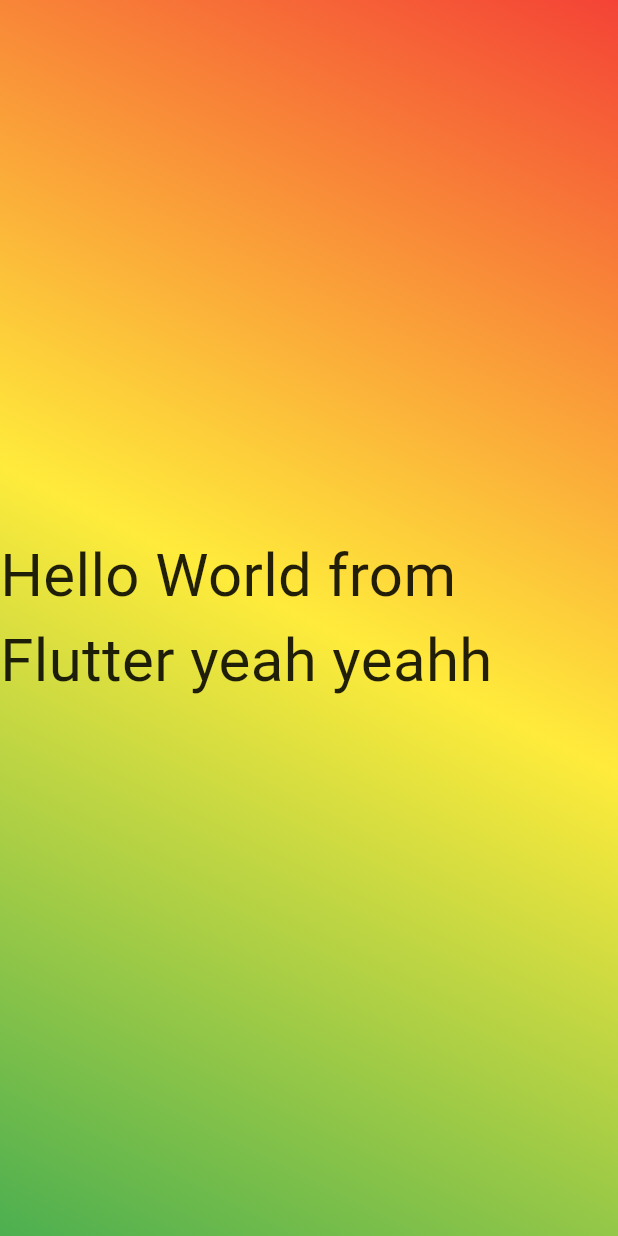
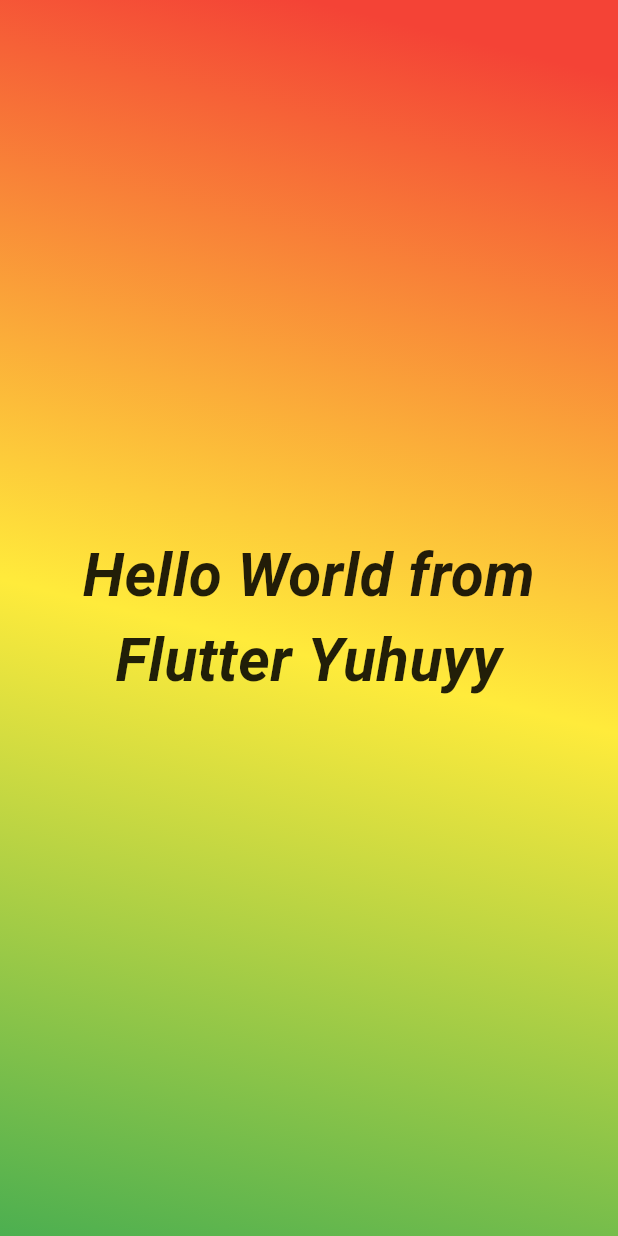
Before and after one commit to Ariumboro730Li/dart_roll_dice, a Flutter app: the screen it shows after launch, on a phone screen of 412 x 824 dp. Run offline on Flutter 3.47's test engine with Material 3 defaults, Android fonts, the phone set to English and light mode, and no system bars; Roboto replaces fonts that are missing (Times New Roman).

Commit message:
add widget : styledText

```diff
--- /dev/null
+++ b/lib/gradient_container.dart
@@ -0,0 +1,34 @@
+import 'package:flutter/material.dart';
+import 'package:roll_dice_app/styled_text.dart';
+
+// This is the main application widget.
+class GradientContainer extends StatelessWidget {
+  // GradientContainer({key}): super(key: key);
+  const GradientContainer({super.key});
+
+  @override
+  /// Builds a Container widget with a gradient background
+  /// that transitions from red, to yellow, to green.
+  ///
+  /// The gradient begins at the top right of the container
+  /// and ends at the bottom left.
+  ///
+  /// The Container also has a child Text widget that is
+  /// centered in the Container and displays the text
+  /// "Hello World from Flutter yeah yeahh" in black
+  /// 40-point font with a font family of "Times New Roman".
+  Widget build(context) {
+    return Container(
+      decoration: BoxDecoration(
+        gradient: LinearGradient(
+          colors: [Colors.red, Colors.yellow, Colors.green],
+          begin: Alignment.topCenter,
+          end: Alignment.bottomLeft,
+        ),
+      ),
+      child: Center(
+        child: StyledText()
+      ),
+    );
+  }
+}
--- a/lib/main.dart
+++ b/lib/main.dart
@@ -1,4 +1,5 @@
 import 'package:flutter/material.dart';
+import 'package:roll_dice_app/gradient_container.dart';
 
 void main() {
   runApp(
@@ -9,42 +10,3 @@ void main() {
     ),
   );
 }
-
-// This is the main application widget.
-class GradientContainer extends StatelessWidget {
-  // GradientContainer({key}): super(key: key);
-  const GradientContainer({super.key});
-
-  @override
-  /// Builds a Container widget with a gradient background
-  /// that transitions from red, to yellow, to green.
-  ///
-  /// The gradient begins at the top right of the container
-  /// and ends at the bottom left.
-  ///
-  /// The Container also has a child Text widget that is
-  /// centered in the Container and displays the text
-  /// "Hello World from Flutter yeah yeahh" in black
-  /// 40-point font with a font family of "Times New Roman".
-  Widget build(context) {
-    return Container(
-      decoration: BoxDecoration(
-        gradient: LinearGradient(
-          colors: [Colors.red, Colors.yellow, Colors.green],
-          begin: Alignment.topRight,
-          end: Alignment.bottomLeft,
-        ),
-      ),
-      child: Center(
-        child: Text(
-          "Hello World from Flutter yeah yeahh",
-          style: TextStyle(
-            fontSize: 40,
-            color: Colors.black87,
-            fontFamily: "Times New Roman",
-          ),
-        ),
-      ),
-    );
-  }
-}
--- /dev/null
+++ b/lib/styled_text.dart
@@ -0,0 +1,20 @@
+import 'package:flutter/material.dart';
+
+class StyledText extends StatelessWidget {
+  const StyledText({super.key});
+
+  @override
+  Widget build(context) {
+    return Text(
+      "Hello World from Flutter Yuhuyy",
+      style: TextStyle(
+        fontSize: 40,
+        color: Colors.black87,
+        fontFamily: "Times New Roman",
+        fontWeight: FontWeight.bold,
+        fontStyle: FontStyle.italic,
+      ),
+      textAlign: TextAlign.center,
+    );
+  }
+}
```
